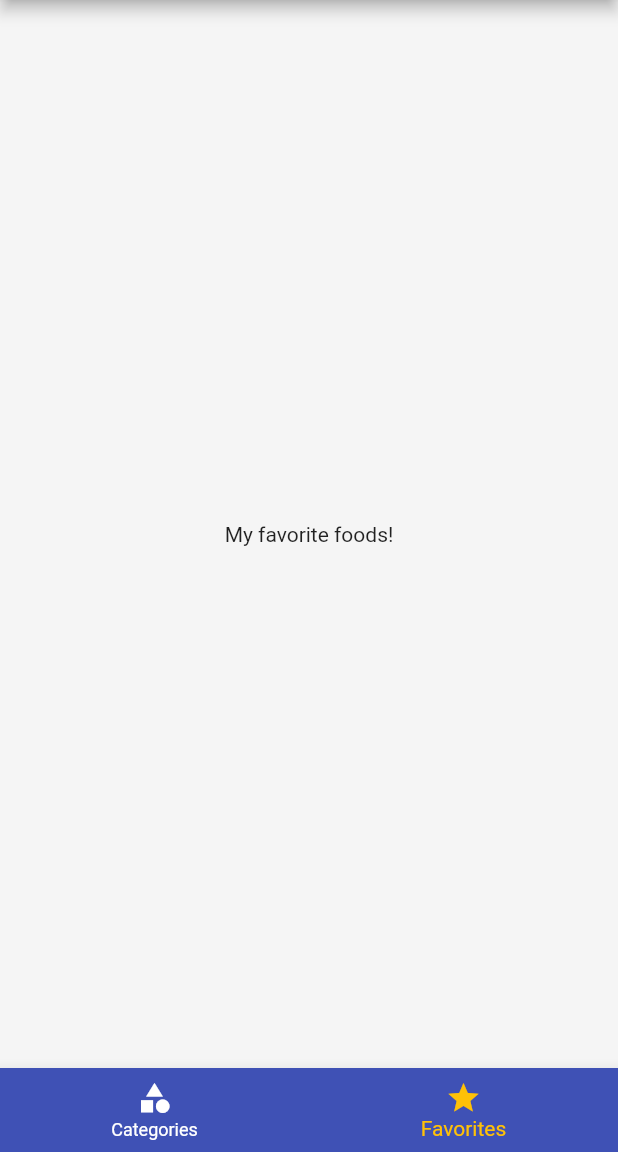
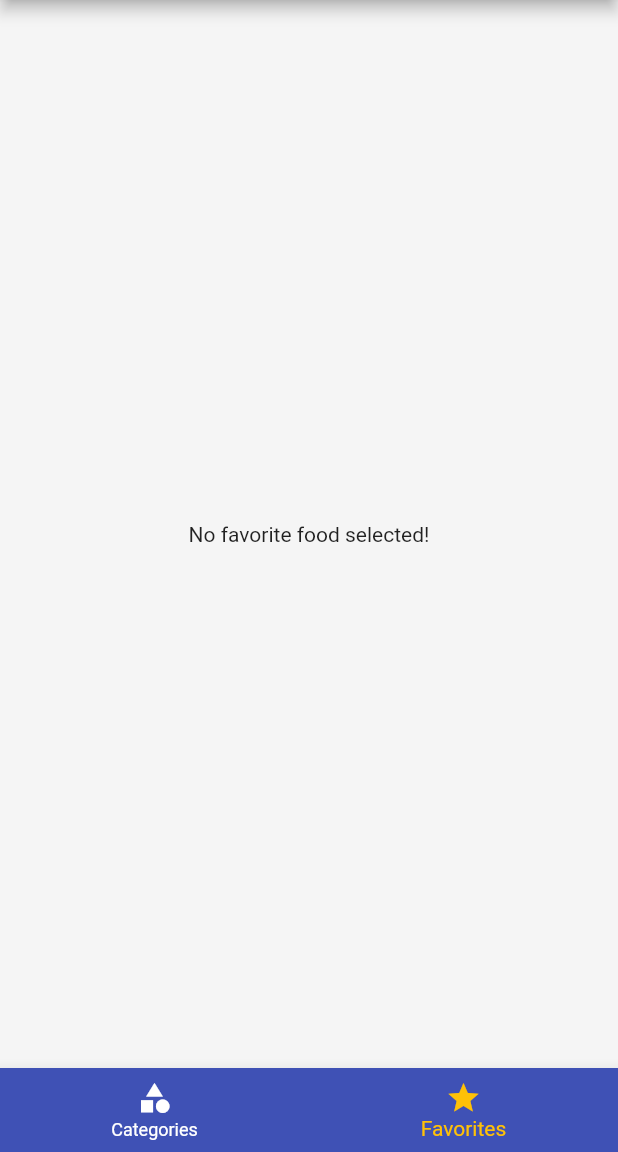
Before and after one commit to Luis020-hub/Refeicoes, a Flutter app: the screen it shows after launch, item 2 of the bottom bar chosen, on a phone screen of 412 x 824 dp, the part 84-1236 px from its top. Run offline on Flutter 3.47's test engine with Material 2 defaults, Android fonts, the phone set to English and light mode, and no system bars.

Commit message:
12/02/2023
- Implementando a função de favoritar uma refeição.

```diff
--- a/lib/main.dart
+++ b/lib/main.dart
@@ -1,3 +1,5 @@
+// ignore_for_file: non_constant_identifier_names
+
 import 'package:flutter/material.dart';
 import 'package:refeicoes/models/settings.dart';
 import 'screens/category_screen.dart';
@@ -19,8 +21,9 @@ class MyApp extends StatefulWidget {
 }
 
 class _MyAppState extends State<MyApp> {
+  Settings settings = Settings();
   List<Meal> _AvaiableMeals = dummyMeals;
-  Settings settings = Settings();
+  final List<Meal> _favoriteMeals = [];
 
   void _filterMeals(Settings settings) {
     setState(() {
@@ -38,6 +41,18 @@ class _MyAppState extends State<MyApp> {
             !filterVegetarian;
       }).toList();
     });
+  }
+
+  void _toggleFavorite(Meal meal) {
+    setState(() {
+      _favoriteMeals.contains(meal)
+          ? _favoriteMeals.remove(meal)
+          : _favoriteMeals.add(meal);
+    });
+  }
+
+  bool _isFavorite(Meal meal) {
+    return _favoriteMeals.contains(meal);
   }
 
   @override
@@ -61,12 +76,12 @@ class _MyAppState extends State<MyApp> {
               ),
             ),
       ),
-      home: const TabsScreen(),
+      home: TabsScreen(_favoriteMeals),
       routes: {
-        AppRoutes.home: (ctx) => const TabsScreen(),
+        AppRoutes.home: (ctx) => TabsScreen(_favoriteMeals),
         AppRoutes.categoriesMeals: (ctx) =>
             CategoriesMealsScreen(_AvaiableMeals),
-        AppRoutes.mealDetail: (ctx) => const MealDetailScreen(),
+        AppRoutes.mealDetail: (ctx) => MealDetailScreen(_toggleFavorite, _isFavorite),
         AppRoutes.settings: (ctx) => SettingsScreen(_filterMeals, settings),
       },
       onUnknownRoute: (settings) {
--- a/lib/screens/favorite_screen.dart
+++ b/lib/screens/favorite_screen.dart
@@ -1,12 +1,25 @@
 import 'package:flutter/cupertino.dart';
+import 'package:refeicoes/models/meal.dart';
+import '../components/meal_item.dart';
 
 class FavoriteScreen extends StatelessWidget {
-  const FavoriteScreen({super.key});
+  const FavoriteScreen(this.favoriteMeals, {super.key});
+
+  final List<Meal> favoriteMeals;
 
   @override
   Widget build(BuildContext context) {
-    return const Center(
-      child: Text('My favorite foods!'),
-    );
+    if (favoriteMeals.isEmpty) {
+      return const Center(
+        child: Text('No favorite food selected!'),
+      );
+    } else {
+      return ListView.builder(
+        itemCount: favoriteMeals.length,
+        itemBuilder: (ctx, index) {
+          return MealItem(favoriteMeals[index]);
+        },
+      );
+    }
   }
 }
--- a/lib/screens/settings_screen.dart
+++ b/lib/screens/settings_screen.dart
@@ -1,3 +1,5 @@
+// ignore_for_file: prefer_typing_uninitialized_variables
+
 import 'package:flutter/material.dart';
 import '../components/main_drawer.dart';
 import '../models/settings.dart';
--- a/lib/screens/tabs_screens.dart
+++ b/lib/screens/tabs_screens.dart
@@ -2,9 +2,12 @@ import 'package:flutter/material.dart';
 import 'category_screen.dart';
 import 'favorite_screen.dart';
 import '../components/main_drawer.dart';
+import '../models/meal.dart';
 
 class TabsScreen extends StatefulWidget {
-  const TabsScreen({super.key});
+  const TabsScreen(this.favoriteMeals, {super.key});
+
+  final List<Meal> favoriteMeals;
 
   @override
   State<TabsScreen> createState() => _TabsScreenState();
@@ -13,10 +16,22 @@ class TabsScreen extends StatefulWidget {
 class _TabsScreenState extends State<TabsScreen> {
   int _selectedScreenIndex = 0;
 
-  final List<Map<String, Object>> _screens = [
-    {'title': 'List of Categories', 'screen': const CategoriesScreen()},
-    {'title': 'My Favorites', 'screen': const FavoriteScreen()},
-  ];
+  late List<Map<String, Object>> _screens;
+
+  @override
+  void initState() {
+    super.initState();
+    _screens = [
+      {
+        'title': 'List of Categories',
+        'screen': const CategoriesScreen(),
+      },
+      {
+        'title': 'My Favorites',
+        'screen': FavoriteScreen(widget.favoriteMeals),
+      },
+    ];
+  }
 
   _selectScreen(int index) {
     setState(() {
```
Also changed, not shown: lib/screens/meal_detail_screen.dart (+6 -3 lines).
